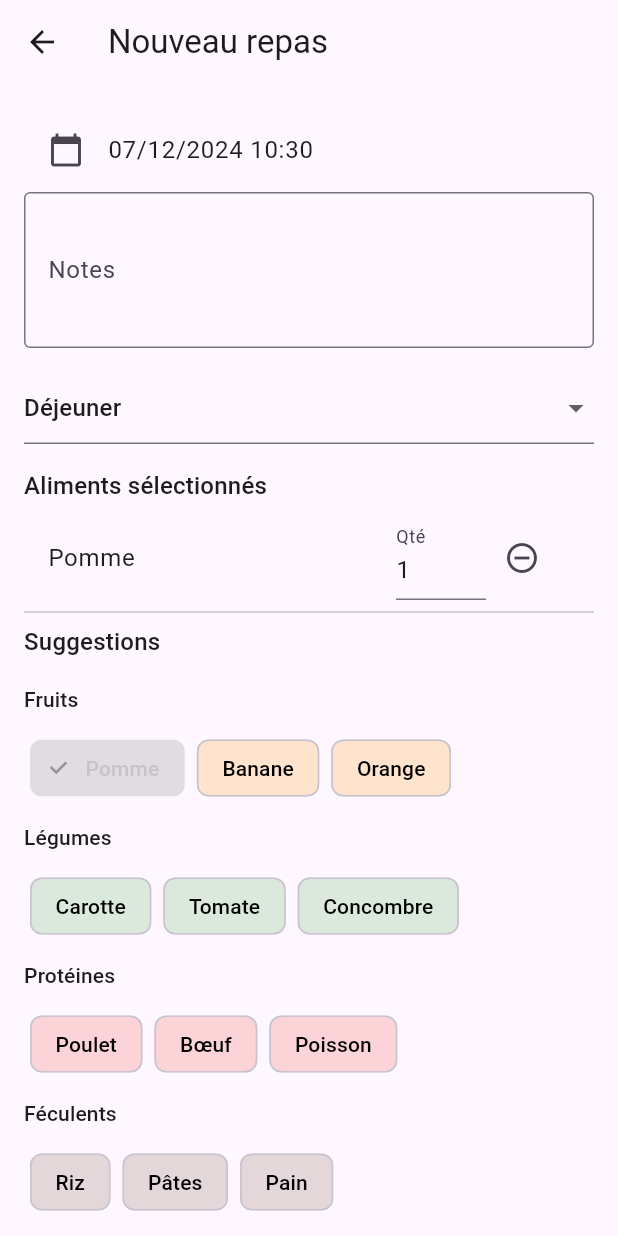
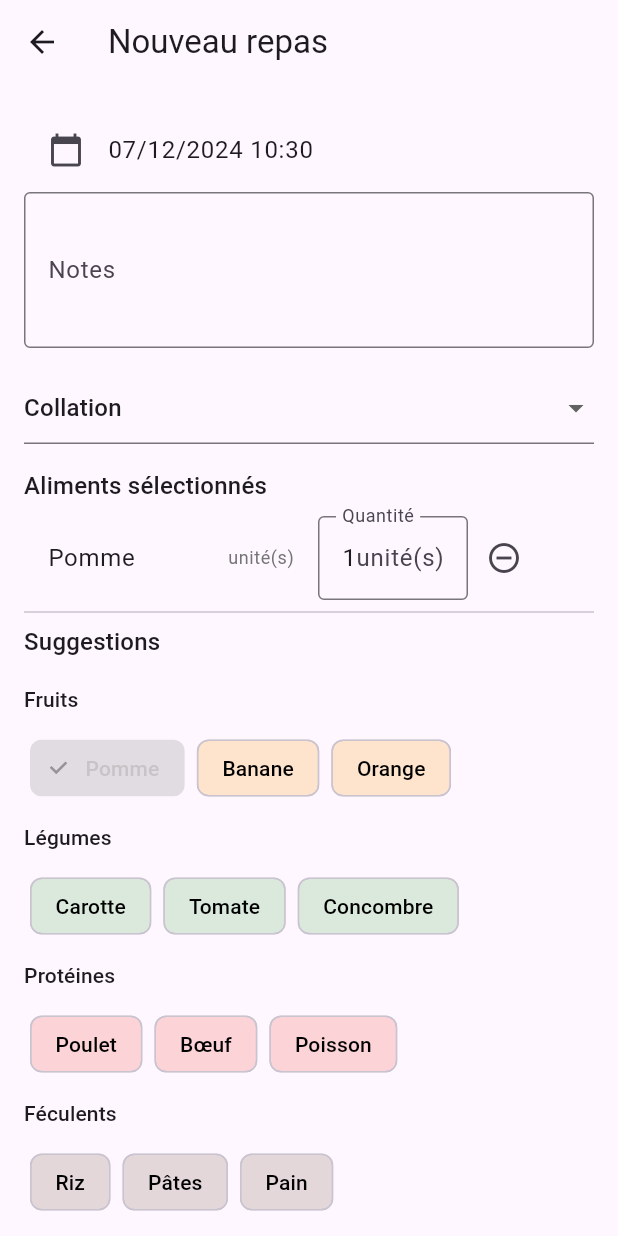
Before and after one commit to daffycricket/my-event-trackers, a Flutter app: the CreateMealScreen screen opened directly, after a tap on "Pomme", on a phone screen of 412 x 824 dp. Run offline on Flutter 3.47's test engine with Material 3 defaults, Android fonts, the phone set to English and light mode, and no system bars; our stand-ins replace fl_chart, flutter_riverpod; generated files the repository leaves out were written again; network calls fail.

Commit message:
Added unit to food référential

```diff
--- a/lib/data/static_food_data.dart
+++ b/lib/data/static_food_data.dart
@@ -1,50 +1,53 @@
-enum FoodCategory {
-  fruits,
-  vegetables,
-  proteins,
-  carbs,
-  dairy,
-  drinks,
-  snacks
-}
+import 'package:my_event_tracker/data/food_suggestions.dart';
+import 'package:my_event_tracker/models/unit_type.dart';
 
 class StaticFood {
   final String name;
   final FoodCategory category;
+  final UnitType unitType;
+  final int defaultQuantity;
 
   const StaticFood({
     required this.name,
     required this.category,
+    required this.unitType,
+    this.defaultQuantity = 1,
   });
 }
 
 const List<StaticFood> staticFoodSuggestions = [
-  // Fruits
-  StaticFood(name: "Pomme", category: FoodCategory.fruits),
-  StaticFood(name: "Banane", category: FoodCategory.fruits),
-  StaticFood(name: "Orange", category: FoodCategory.fruits),
-  // Légumes
-  StaticFood(name: "Carotte", category: FoodCategory.vegetables),
-  StaticFood(name: "Tomate", category: FoodCategory.vegetables),
-  StaticFood(name: "Concombre", category: FoodCategory.vegetables),
-  // Protéines
-  StaticFood(name: "Poulet", category: FoodCategory.proteins),
-  StaticFood(name: "Bœuf", category: FoodCategory.proteins),
-  StaticFood(name: "Poisson", category: FoodCategory.proteins),
-  // Féculents
-  StaticFood(name: "Riz", category: FoodCategory.carbs),
-  StaticFood(name: "Pâtes", category: FoodCategory.carbs),
-  StaticFood(name: "Pain", category: FoodCategory.carbs),
+  // Fruits (en unités)
+  StaticFood(name: "Pomme", category: FoodCategory.fruits, unitType: UnitType.unit),
+  StaticFood(name: "Banane", category: FoodCategory.fruits, unitType: UnitType.unit),
+  StaticFood(name: "Orange", category: FoodCategory.fruits, unitType: UnitType.unit),
+
+  // Légumes (en grammes)
+  StaticFood(name: "Carotte", category: FoodCategory.vegetables, unitType: UnitType.weight, defaultQuantity: 100),
+  StaticFood(name: "Tomate", category: FoodCategory.vegetables, unitType: UnitType.unit),
+  StaticFood(name: "Concombre", category: FoodCategory.vegetables, unitType: UnitType.unit),
+
+  // Protéines (en grammes)
+  StaticFood(name: "Poulet", category: FoodCategory.proteins, unitType: UnitType.weight, defaultQuantity: 150),
+  StaticFood(name: "Bœuf", category: FoodCategory.proteins, unitType: UnitType.weight, defaultQuantity: 150),
+  StaticFood(name: "Poisson", category: FoodCategory.proteins, unitType: UnitType.weight, defaultQuantity: 150),
+
+  // Féculents (en grammes)
+  StaticFood(name: "Riz", category: FoodCategory.carbs, unitType: UnitType.weight, defaultQuantity: 100),
+  StaticFood(name: "Pâtes", category: FoodCategory.carbs, unitType: UnitType.weight, defaultQuantity: 100),
+  StaticFood(name: "Pain", category: FoodCategory.carbs, unitType: UnitType.weight, defaultQuantity: 50),
+
   // Produits laitiers
-  StaticFood(name: "Lait", category: FoodCategory.dairy),
-  StaticFood(name: "Yaourt", category: FoodCategory.dairy),
-  StaticFood(name: "Fromage", category: FoodCategory.dairy),
-  // Boissons
-  StaticFood(name: "Eau", category: FoodCategory.drinks),
-  StaticFood(name: "Café", category: FoodCategory.drinks),
-  StaticFood(name: "Thé", category: FoodCategory.drinks),
+  StaticFood(name: "Lait", category: FoodCategory.dairy, unitType: UnitType.volume, defaultQuantity: 20),
+  StaticFood(name: "Yaourt", category: FoodCategory.dairy, unitType: UnitType.unit),
+  StaticFood(name: "Fromage", category: FoodCategory.dairy, unitType: UnitType.weight, defaultQuantity: 30),
+
+  // Boissons (en cl)
+  StaticFood(name: "Eau", category: FoodCategory.drinks, unitType: UnitType.volume, defaultQuantity: 25),
+  StaticFood(name: "Café", category: FoodCategory.drinks, unitType: UnitType.volume, defaultQuantity: 15),
+  StaticFood(name: "Thé", category: FoodCategory.drinks, unitType: UnitType.volume, defaultQuantity: 25),
+
   // Snacks
-  StaticFood(name: "Biscuits", category: FoodCategory.snacks),
-  StaticFood(name: "Chips", category: FoodCategory.snacks),
-  StaticFood(name: "Fruits secs", category: FoodCategory.snacks),
+  StaticFood(name: "Biscuits", category: FoodCategory.snacks, unitType: UnitType.unit),
+  StaticFood(name: "Chips", category: FoodCategory.snacks, unitType: UnitType.weight, defaultQuantity: 30),
+  StaticFood(name: "Fruits secs", category: FoodCategory.snacks, unitType: UnitType.weight, defaultQuantity: 30),
 ];
--- /dev/null
+++ b/lib/extensions/unit_type_ui_extension.dart
@@ -0,0 +1,20 @@
+import 'package:flutter/material.dart';
+import '../models/unit_type.dart';
+
+extension UnitTypeUI on UnitType {
+  TextInputType getKeyboardType() {
+    return TextInputType.number;
+  }
+
+  String? validateQuantity(String? value) {
+    if (value == null || value.isEmpty) return 'Quantité requise';
+
+    final number = int.tryParse(value);
+    if (number == null) return 'Nombre entier requis';
+
+    if (!isValid(number)) {
+      return 'Nombre entier positif requis';
+    }
+    return null;
+  }
+}
--- /dev/null
+++ b/lib/models/unit_type.dart
@@ -0,0 +1,23 @@
+enum UnitType {
+  unit,     // unité (ex: 1 pomme)
+  weight,   // grammes
+  volume,   // centilitres
+  serving;  // portion
+
+  String getSymbol() {
+    switch (this) {
+      case UnitType.unit:
+        return 'unité(s)';
+      case UnitType.weight:
+        return 'gr';
+      case UnitType.volume:
+        return 'cl';
+      case UnitType.serving:
+        return 'portion';
+    }
+  }
+
+  bool isValid(int value) {
+    return value > 0;  // Simplement un entier positif
+  }
+}
--- a/lib/screens/create_meal_screen.dart
+++ b/lib/screens/create_meal_screen.dart
@@ -1,13 +1,15 @@
 import 'package:flutter/material.dart';
 import 'package:flutter_riverpod/flutter_riverpod.dart';
+import 'package:my_event_tracker/data/static_food_data.dart';
+import 'package:my_event_tracker/extensions/unit_type_ui_extension.dart';
 import 'package:uuid/uuid.dart';
 import '../models/event.dart';
 import '../providers/events_provider.dart';
 import '../mixins/date_time_picker_mixin.dart';
 import '../widgets/common_event_fields.dart';
 import '../models/food_item.dart';
-import 'package:flutter/services.dart';
 import '../data/food_suggestions.dart';
+import '../models/unit_type.dart';
 import '../widgets/food_tag.dart';
 import 'package:flutter_gen/gen_l10n/app_localizations.dart';
 
@@ -24,30 +26,56 @@ class _CreateMealScreenState extends ConsumerState<CreateMealScreen>
     with DateTimePickerMixin {
   final List<TextEditingController> _foodControllers = [];
   final List<TextEditingController> _quantityControllers = [];
+  final List<UnitType> _foodTypes = [];
   var _notesController = TextEditingController();
   late MealType _selectedType;
 
   @override
   void initState() {
     super.initState();
-    final meal = widget.mealToEdit;
-    if (meal != null) {
-      for (final food in meal.foods) {
+
+    // Si on est en mode édition
+    if (widget.mealToEdit != null) {
+      final meal = widget.mealToEdit!;
+      _selectedType = meal.type;
+      _notesController.text = meal.notes ?? '';
+      selectedDateTime = meal.date;
+
+      // Initialiser les listes avec les aliments existants
+      for (var food in meal.foods) {
+        final staticFood = staticFoodSuggestions.firstWhere(
+          (f) => f.name == food.name,
+          orElse: () => StaticFood(
+            name: food.name,
+            category: FoodCategory.snacks,
+            unitType: UnitType.unit,
+          ),
+        );
+
         _foodControllers.add(TextEditingController(text: food.name));
-        _quantityControllers.add(TextEditingController(text: food.quantity.toString()));
+        _quantityControllers.add(TextEditingController(text: food.quantity.toInt().toString()));
+        _foodTypes.add(staticFood.unitType);
       }
+    } else {
+      _selectedType = MealType.snack;
+      selectedDateTime = DateTime.now();
     }
-    _notesController = TextEditingController(text: meal?.notes ?? '');
-    _selectedType = meal?.type ?? MealType.lunch;
-    selectedDateTime = meal?.date ?? DateTime.now();
   }
 
   void _removeFoodItem(int index) {
+    if (index < 0 ||
+        index >= _foodControllers.length ||
+        index >= _quantityControllers.length ||
+        index >= _foodTypes.length) {
+      return;
+    }
+
     setState(() {
       _foodControllers[index].dispose();
+      _foodControllers.removeAt(index);
       _quantityControllers[index].dispose();
-      _foodControllers.removeAt(index);
       _quantityControllers.removeAt(index);
+      _foodTypes.removeAt(index);
     });
   }
 
@@ -113,9 +141,22 @@ class _CreateMealScreenState extends ConsumerState<CreateMealScreen>
   void _addFoodItem(String foodName) {
     final l10n = AppLocalizations.of(context)!;
     final localizedFoodName = _getLocalizedFoodName(l10n, foodName);
+
+    final food = staticFoodSuggestions.firstWhere(
+      (food) => food.name == foodName,
+      orElse: () => StaticFood(
+        name: foodName,
+        category: FoodCategory.snacks,
+        unitType: UnitType.unit,
+      ),
+    );
+
     setState(() {
       _foodControllers.add(TextEditingController(text: localizedFoodName));
-      _quantityControllers.add(TextEditingController(text: '1'));
+      _quantityControllers.add(
+        TextEditingController(text: food.defaultQuantity.toString())
+      );
+      _foodTypes.add(food.unitType);
     });
   }
 
@@ -212,23 +253,38 @@ class _CreateMealScreenState extends ConsumerState<CreateMealScreen>
                 shrinkWrap: true,
                 physics: const NeverScrollableScrollPhysics(),
                 itemCount: _foodControllers.length,
-                itemBuilder: (context, index) => ListTile(
-                  title: Text(_foodControllers[index].text),
-                  trailing: Row(
+                itemBuilder: (context, index) {
+                  if (index >= _foodControllers.length ||
+                      index >= _quantityControllers.length ||
+                      index >= _foodTypes.length) {
+                    return const SizedBox.shrink();
+                  }
+
+                  return ListTile(
+                    title: Row(
+                      children: [
+                        Expanded(
+                          child: Text(_foodControllers[index].text),
+                        ),
+                        Text(
+                          _foodTypes[index].getSymbol(),
+                          style: Theme.of(context).textTheme.bodySmall?.copyWith(
+                            color: Colors.grey[600],
+                          ),
+                        ),
+                      ],
+                    ),
+                    trailing: SizedBox(
+                      width: 160,
+                      child: Row(
                         mainAxisSize: MainAxisSize.min,
                         children: [
-                      SizedBox(
-                        width: 60,
-                        child: TextField(
+                          QuantityInput(
+                            unitType: _foodTypes[index],
                             controller: _quantityControllers[index],
-                          decoration: InputDecoration(
-                            labelText: l10n.quantity,
-                          ),
-                          keyboardType: TextInputType.number,
-                          inputFormatters: [
-                            FilteringTextInputFormatter.allow(RegExp(r'[0-9.]')),
-                          ],
-                        ),
+                            onChanged: (value) {
+                              _quantityControllers[index].text = value;
+                            },
                           ),
                           IconButton(
                             icon: const Icon(Icons.remove_circle_outline),
@@ -237,6 +293,8 @@ class _CreateMealScreenState extends ConsumerState<CreateMealScreen>
                         ],
                       ),
                     ),
+                  );
+                },
               ),
               const Divider(),
               Text(
@@ -302,3 +360,34 @@ class _CreateMealScreenState extends ConsumerState<CreateMealScreen>
     super.dispose();
   }
 }
+
+class QuantityInput extends StatelessWidget {
+  final UnitType unitType;
+  final TextEditingController controller;
+  final Function(String) onChanged;
+
+  const QuantityInput({
+    required this.unitType,
+    required this.controller,
+    required this.onChanged,
+    super.key,
+  });
+
+  @override
+  Widget build(BuildContext context) {
+    return SizedBox(
+      width: 100,
+      child: TextFormField(
+        controller: controller,
+        keyboardType: unitType.getKeyboardType(),
+        decoration: InputDecoration(
+          labelText: 'Quantité',
+          suffixText: unitType.getSymbol(),
+          border: const OutlineInputBorder(),
+        ),
+        validator: unitType.validateQuantity,
+        onChanged: onChanged,
+      ),
+    );
+  }
+}
--- a/lib/screens/meal_detail_screen.dart
+++ b/lib/screens/meal_detail_screen.dart
@@ -1,6 +1,9 @@
 import 'package:flutter/material.dart';
 import 'package:flutter_riverpod/flutter_riverpod.dart';
 import 'package:intl/intl.dart';
+import 'package:my_event_tracker/data/food_suggestions.dart';
+import 'package:my_event_tracker/data/static_food_data.dart';
+import 'package:my_event_tracker/models/unit_type.dart';
 import 'package:my_event_tracker/screens/create_meal_screen.dart';
 import '../models/event.dart';
 import '../providers/events_provider.dart';
@@ -88,10 +91,23 @@ class _MealDetailScreenState extends ConsumerState<MealDetailScreen> {
                   itemBuilder: (context, index) {
                     final foodItem = updatedMeal.foods[index];
                     final foodName = _getLocalizedFoodName(l10n, foodItem.name);
+
+                    final staticFood = staticFoodSuggestions.firstWhere(
+                      (food) => food.name == foodItem.name,
+                      orElse: () => StaticFood(
+                        name: foodItem.name,
+                        category: FoodCategory.snacks,
+                        unitType: UnitType.unit,
+                      ),
+                    );
+
                     return ListTile(
                       leading: const Icon(Icons.food_bank),
                       title: Text(foodName),
-                      trailing: Text(foodItem.quantity.toString()),
+                      trailing: Text(
+                        '${foodItem.quantity.toInt()} ${staticFood.unitType.getSymbol()}',
+                        style: Theme.of(context).textTheme.titleMedium,
+                      ),
                     );
                   },
                 ),
--- a/lib/services/random_data_generator.dart
+++ b/lib/services/random_data_generator.dart
@@ -1,4 +1,5 @@
 import 'dart:math';
+import 'package:my_event_tracker/data/food_suggestions.dart';
 import 'package:my_event_tracker/models/food_item.dart';
 import 'package:uuid/uuid.dart';
 import '../models/event.dart';
```
Also changed, not shown: 1 other file. Lines whose indentation alone changed are shown as unchanged.
